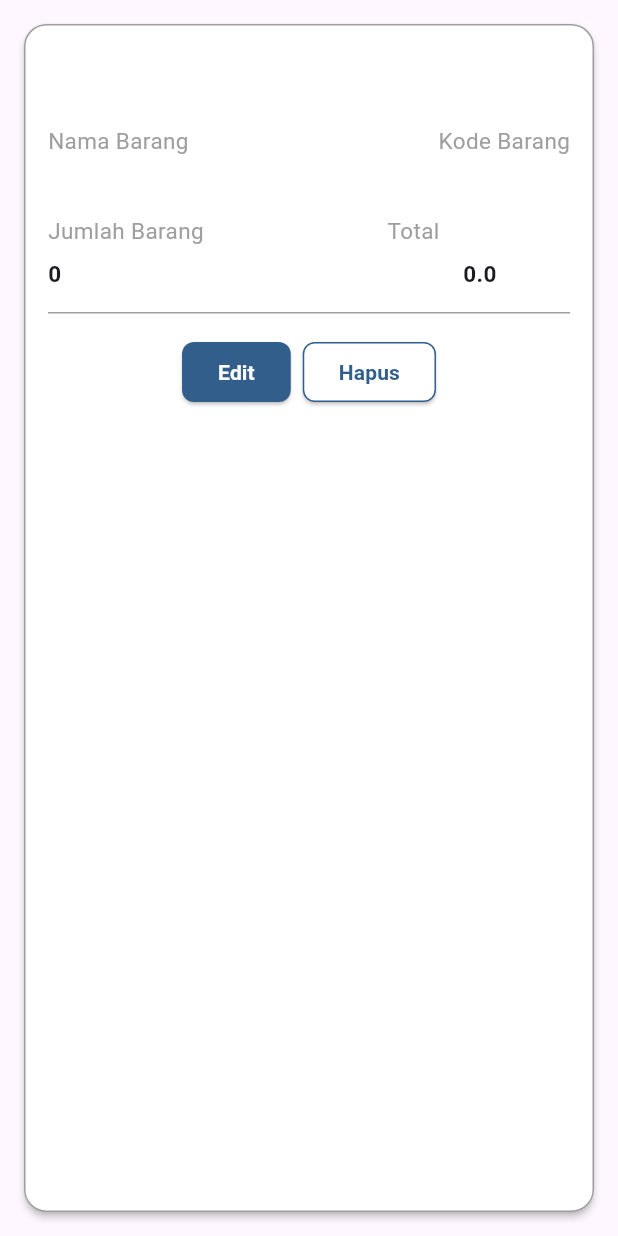
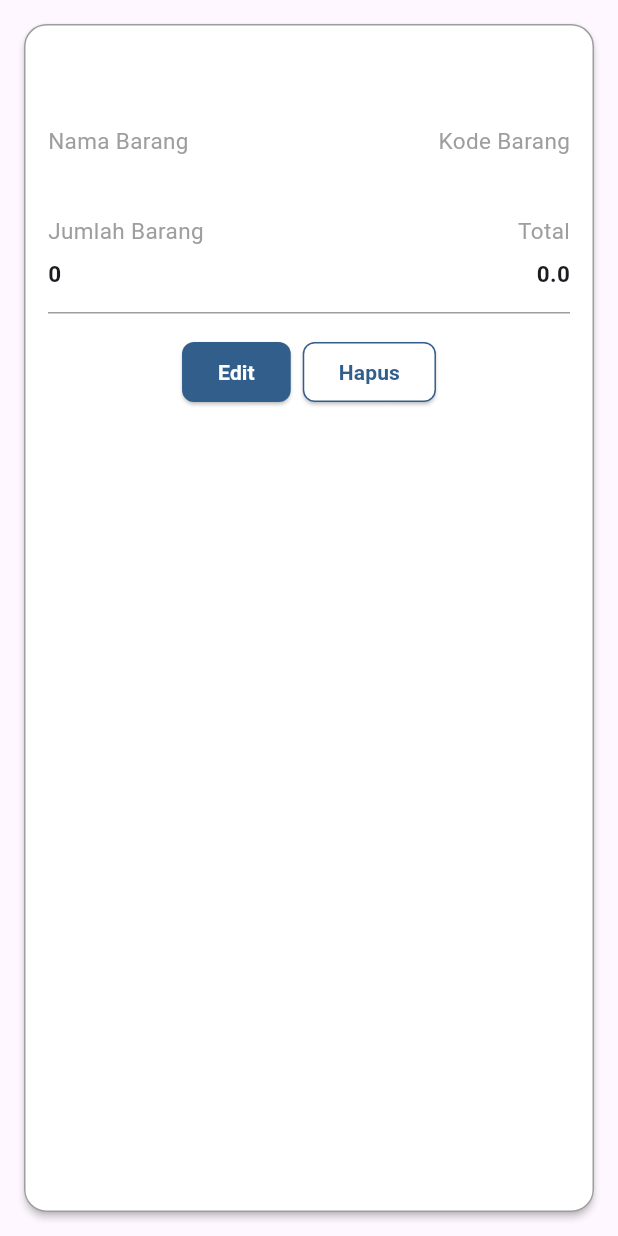
Before and after one commit to vikry28/app_transaksi, a Flutter app: the Card_barang widget shown alone on an empty page, opened directly with empty values, on a phone screen of 412 x 824 dp. Run offline on Flutter 3.47's test engine with Material 3 defaults, Android fonts, the light colour scheme and no system bars; our stand-ins replace google_fonts, shared_preferences, sqflite; accounts and stored records are empty.

Commit message:
first commit

```diff
--- a/lib/widget/card_barang.dart
+++ b/lib/widget/card_barang.dart
@@ -97,14 +97,11 @@ class Card_barang extends StatelessWidget {
                                 ),
                               ),
                               Spacer(),
-                              Padding(
-                                padding: EdgeInsets.only(right: 87.0),
-                                child: Text(
+                              Text(
                                 'Total',
                                 style: TextStyle(
                                   color: Colors.grey,
                                   fontSize: 15,
-                                  ),
                                 ),
                               ),
                             ],
@@ -120,14 +117,11 @@ class Card_barang extends StatelessWidget {
                                 ),
                               ),
                               const Spacer(),
-                              Padding(
-                                padding: const EdgeInsets.only(right: 49.0),
-                                child: Text(
+                              Text(
                                 '${item!['total']}',
                                 style: const TextStyle(
                                   fontWeight: FontWeight.bold,
                                   fontSize: 15,
-                                  ),
                                 ),
                               ),
                             ],
```
Lines whose indentation alone changed are shown as unchanged.
